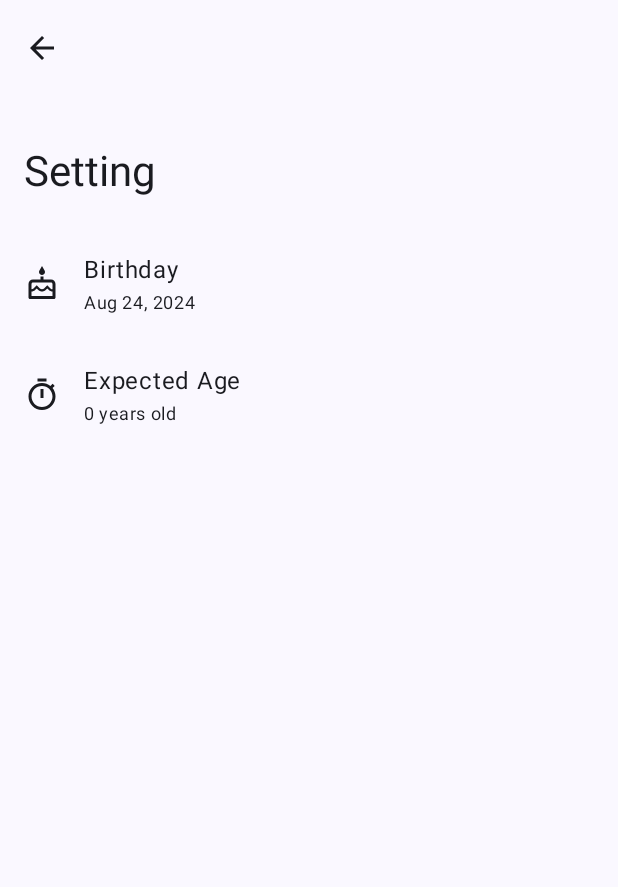
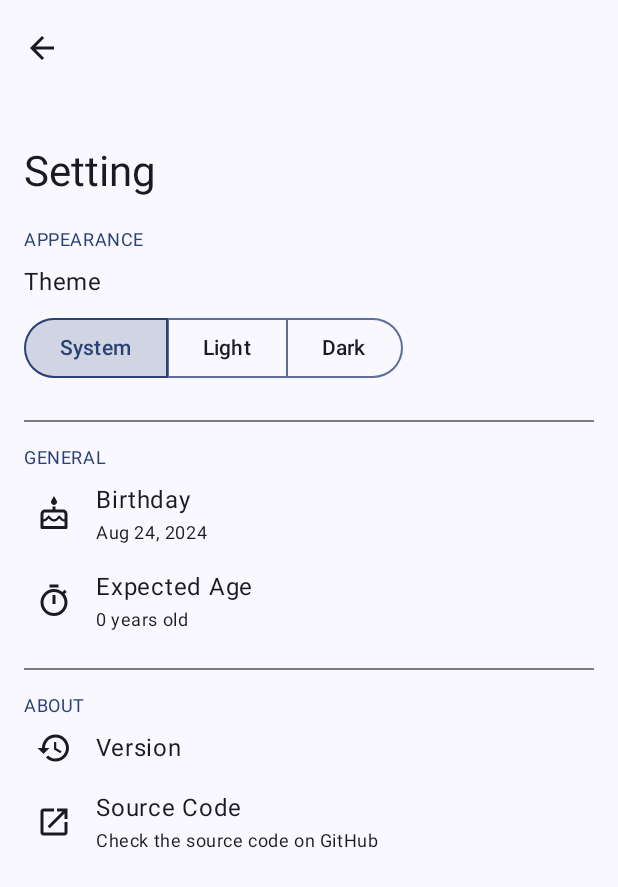
Before and after one commit to NatsuCamellia/LifeClock, an Android app built with Jetpack Compose: the SettingScreen screen opened through its navigation route, on a phone screen of 412 x 824 dp. Shown: the top 887 px of the screen. Run offline under Robolectric (Android 15) with nearby library versions, the phone set to English and light mode, and no system bars; 1 statement that could not run was skipped.

Commit message:
Add theme and about to settings

```diff
--- a/app/src/main/java/net/natsucamellia/lifeclock/MainActivity.kt
+++ b/app/src/main/java/net/natsucamellia/lifeclock/MainActivity.kt
@@ -12,6 +12,7 @@ import androidx.activity.SystemBarStyle
 import androidx.activity.compose.setContent
 import androidx.activity.enableEdgeToEdge
 import androidx.activity.viewModels
+import androidx.compose.foundation.isSystemInDarkTheme
 import androidx.compose.foundation.layout.fillMaxSize
 import androidx.compose.material3.Surface
 import androidx.compose.ui.Modifier
@@ -31,7 +32,14 @@ class MainActivity : ComponentActivity() {
 
         startTimerService()
         setContent {
-            LifeClockTheme {
+            val darkTheme = when (lifeClockModel.theme) {
+                LifeClockModel.Theme.SYSTEM -> isSystemInDarkTheme()
+                LifeClockModel.Theme.LIGHT -> false
+                LifeClockModel.Theme.DARK -> true
+            }
+            LifeClockTheme(
+                darkTheme = darkTheme
+            ) {
                 // A surface container using the 'background' color from the theme
                 Surface(modifier = Modifier.fillMaxSize()) {
                     NavContainer(lifeClockModel = lifeClockModel)
--- a/app/src/main/java/net/natsucamellia/lifeclock/ui/model/LifeClockModel.kt
+++ b/app/src/main/java/net/natsucamellia/lifeclock/ui/model/LifeClockModel.kt
@@ -1,11 +1,14 @@
 package net.natsucamellia.lifeclock.ui.model
 
 import android.annotation.SuppressLint
+import androidx.annotation.StringRes
 import androidx.compose.runtime.getValue
 import androidx.compose.runtime.mutableIntStateOf
 import androidx.compose.runtime.mutableLongStateOf
+import androidx.compose.runtime.mutableStateOf
 import androidx.compose.runtime.setValue
 import androidx.lifecycle.ViewModel
+import net.natsucamellia.lifeclock.R
 import net.natsucamellia.lifeclock.services.TimerService
 import java.time.Instant
 import java.time.LocalDateTime
@@ -14,6 +17,13 @@ import java.time.ZoneOffset
 import kotlin.math.max
 
 class LifeClockModel : ViewModel() {
+    // Settings
+    enum class Theme(@StringRes val resId: Int) {
+        SYSTEM(R.string.system), LIGHT(R.string.light), DARK(R.string.dark)
+    }
+    var theme by mutableStateOf(Theme.SYSTEM)
+
+    // Clock
     @SuppressLint("StaticFieldLeak")
     var service: TimerService? = null
     var birthdayEpoch by mutableLongStateOf(LocalDateTime.now().toInstant(ZoneOffset.UTC).toEpochMilli())
--- a/app/src/main/java/net/natsucamellia/lifeclock/ui/screens/SettingScreen.kt
+++ b/app/src/main/java/net/natsucamellia/lifeclock/ui/screens/SettingScreen.kt
@@ -1,6 +1,8 @@
 package net.natsucamellia.lifeclock.ui.screens
 
+import android.content.Intent
 import android.icu.text.SimpleDateFormat
+import androidx.compose.foundation.BorderStroke
 import androidx.compose.foundation.clickable
 import androidx.compose.foundation.layout.Arrangement
 import androidx.compose.foundation.layout.Column
@@ -9,20 +11,27 @@ import androidx.compose.foundation.layout.Spacer
 import androidx.compose.foundation.layout.fillMaxSize
 import androidx.compose.foundation.layout.fillMaxWidth
 import androidx.compose.foundation.layout.height
+import androidx.compose.foundation.layout.offset
 import androidx.compose.foundation.layout.padding
 import androidx.compose.foundation.layout.width
+import androidx.compose.foundation.shape.RoundedCornerShape
 import androidx.compose.material.icons.Icons
 import androidx.compose.material.icons.automirrored.outlined.ArrowBack
+import androidx.compose.material.icons.automirrored.outlined.OpenInNew
 import androidx.compose.material.icons.outlined.Cake
+import androidx.compose.material.icons.outlined.History
 import androidx.compose.material.icons.outlined.Timer
+import androidx.compose.material3.ButtonDefaults
 import androidx.compose.material3.DatePicker
 import androidx.compose.material3.DatePickerDialog
+import androidx.compose.material3.Divider
 import androidx.compose.material3.ExperimentalMaterial3Api
 import androidx.compose.material3.Icon
 import androidx.compose.material3.IconButton
 import androidx.compose.material3.LargeTopAppBar
 import androidx.compose.material3.MaterialTheme
 import androidx.compose.material3.ModalBottomSheet
+import androidx.compose.material3.OutlinedButton
 import androidx.compose.material3.Scaffold
 import androidx.compose.material3.Slider
 import androidx.compose.material3.Text
@@ -36,9 +45,12 @@ import androidx.compose.runtime.setValue
 import androidx.compose.ui.Alignment
 import androidx.compose.ui.Modifier
 import androidx.compose.ui.graphics.vector.ImageVector
+import androidx.compose.ui.platform.LocalContext
 import androidx.compose.ui.res.stringResource
 import androidx.compose.ui.text.style.TextOverflow
 import androidx.compose.ui.unit.dp
+import androidx.compose.ui.zIndex
+import androidx.core.net.toUri
 import net.natsucamellia.lifeclock.R
 import net.natsucamellia.lifeclock.ui.model.LifeClockModel
 import kotlin.math.roundToInt
@@ -49,6 +61,7 @@ fun SettingScreen(
     lifeClockModel: LifeClockModel,
     navigateUp: () -> Unit
 ) {
+    val context = LocalContext.current
     val datePickerState = rememberDatePickerState(lifeClockModel.birthdayEpoch)
     val age = lifeClockModel.age
     var openDatePickerDialog by remember { mutableStateOf(false) }
@@ -73,25 +86,56 @@ fun SettingScreen(
                 }
             )
         }
-    ) {
+    ) { paddingValues ->
         Column(
             modifier = Modifier
                 .fillMaxSize()
-                .padding(it)
+                .padding(paddingValues)
+                .padding(horizontal = 16.dp)
         ) {
+            SettingsCategory("Appearance")
+            ButtonGroupPref(
+                title = "Theme",
+                options = LifeClockModel.Theme.entries.map {
+                    stringResource(it.resId)
+                },
+                values = LifeClockModel.Theme.entries,
+                currentValue = lifeClockModel.theme
+            ) {
+                lifeClockModel.theme = it
+            }
+            Divider(modifier = Modifier.padding(vertical = 16.dp))
+            SettingsCategory("General")
             IconPreference(
                 title = "Birthday",
                 summary = dateFormat.format(datePickerState.selectedDateMillis),
                 imageVector = Icons.Outlined.Cake,
                 onClick = { openDatePickerDialog = true }
             )
-//            Divider()
             IconPreference(
                 title = "Expected Age",
                 summary = "$age years old",
                 imageVector = Icons.Outlined.Timer,
                 onClick = { openYearChip = true }
             )
+            Divider(modifier = Modifier.padding(vertical = 16.dp))
+            SettingsCategory("About")
+            IconPreference(
+                title = "Version",
+                summary = context.packageManager.getPackageInfo(context.packageName, 0).versionName,
+                imageVector = Icons.Outlined.History
+            )
+            IconPreference(
+                title = "Source Code",
+                summary = "Check the source code on GitHub",
+                imageVector = Icons.AutoMirrored.Outlined.OpenInNew
+            ) {
+                val url = "https://github.com/NatsuCamellia/LifeClock"
+                val intent = Intent(Intent.ACTION_VIEW, url.toUri())
+                runCatching {
+                    context.startActivity(intent)
+                }
+            }
         }
 
         if (openDatePickerDialog) {
@@ -140,7 +184,6 @@ fun SettingsCategory(
     Row(
         modifier = Modifier
             .fillMaxWidth()
-            .padding(top = 16.dp)
     ) {
         Text(
             text = title.uppercase(),
@@ -149,6 +192,77 @@ fun SettingsCategory(
         )
     }
 }
+
+@Composable
+fun <T> ButtonGroupPref(
+    title: String,
+    options: List<String>,
+    values: List<T>,
+    currentValue: T,
+    onChange: (T) -> Unit
+) {
+    Column(
+        modifier = Modifier
+            .padding(vertical = 8.dp)
+    ) {
+        Text(title)
+        Spacer(modifier = Modifier.height(8.dp))
+        Row(
+            modifier = Modifier
+                .fillMaxWidth()
+        ) {
+            val cornerRadius = 20.dp
+            var selectedItem by remember {
+                mutableStateOf(
+                    currentValue
+                )
+            }
+
+            values.forEachIndexed { index, value ->
+                val startRadius = if (index != 0) 0.dp else cornerRadius
+                val endRadius = if (index == values.size - 1) cornerRadius else 0.dp
+
+                OutlinedButton(
+                    onClick = {
+                        selectedItem = value
+                        onChange.invoke(values[index])
+                    },
+                    modifier = Modifier
+                        .offset(if (index == 0) 0.dp else (-1 * index).dp, 0.dp)
+                        .zIndex(if (selectedItem == value) 1f else 0f),
+                    shape = RoundedCornerShape(
+                        topStart = startRadius,
+                        topEnd = endRadius,
+                        bottomStart = startRadius,
+                        bottomEnd = endRadius
+                    ),
+                    border = BorderStroke(
+                        1.dp,
+                        if (selectedItem == value) {
+                            MaterialTheme.colorScheme.primary
+                        } else {
+                            MaterialTheme.colorScheme.primary.copy(alpha = 0.75f)
+                        }
+                    ),
+                    colors = if (selectedItem == value) {
+                        ButtonDefaults.outlinedButtonColors(
+                            containerColor = MaterialTheme.colorScheme.primary.copy(alpha = 0.2f),
+                            contentColor = MaterialTheme.colorScheme.primary
+                        )
+                    } else {
+                        ButtonDefaults.outlinedButtonColors(
+                            containerColor = MaterialTheme.colorScheme.surface,
+                            contentColor = MaterialTheme.colorScheme.onSurface
+                        )
+                    }
+                ) {
+                    Text(options[index])
+                }
+            }
+        }
+    }
+}
+
 
 @Composable
 fun IconPreference(
@@ -163,7 +277,8 @@ fun IconPreference(
             .clickable {
                 onClick.invoke()
             }
-            .padding(16.dp),
+            .padding(vertical = 8.dp)
+            .padding(start = 8.dp),
         horizontalArrangement = Arrangement.Start,
         verticalAlignment = Alignment.CenterVertically
     ) {
--- a/app/src/main/res/values/strings.xml
+++ b/app/src/main/res/values/strings.xml
@@ -2,4 +2,8 @@
     <string name="app_name">LifeClock</string>
     <string name="timer">Timer</string>
     <string name="setting">Setting</string>
+    <string name="version">version</string>
+    <string name="system">System</string>
+    <string name="light">Light</string>
+    <string name="dark">Dark</string>
 </resources>
```
